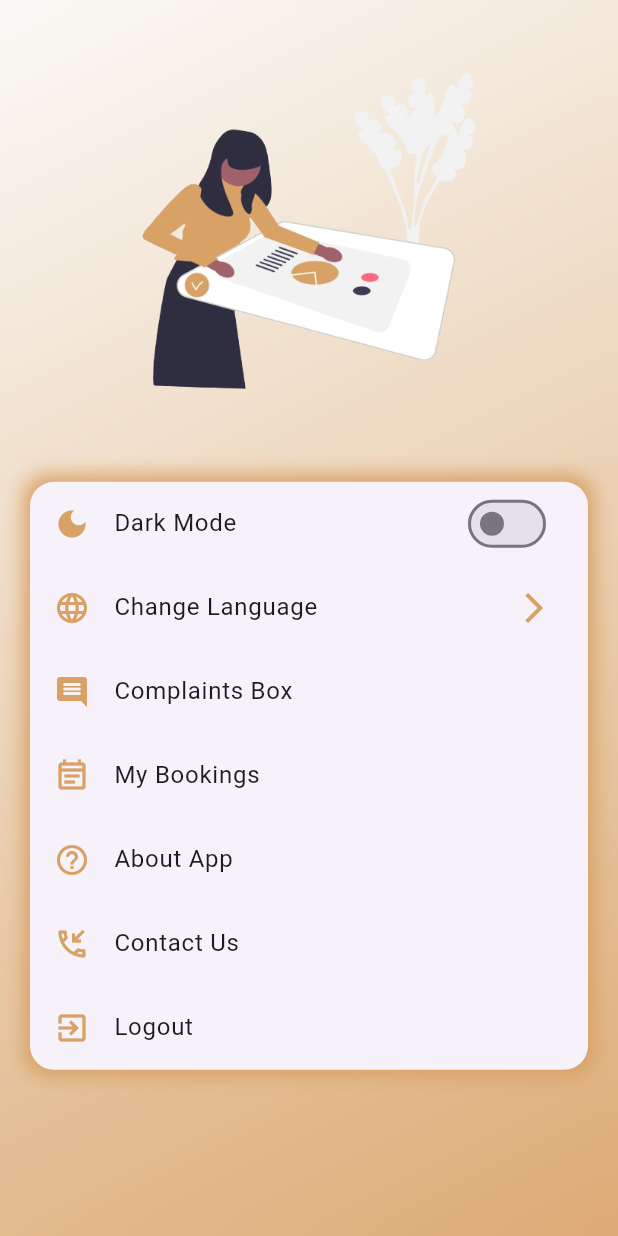
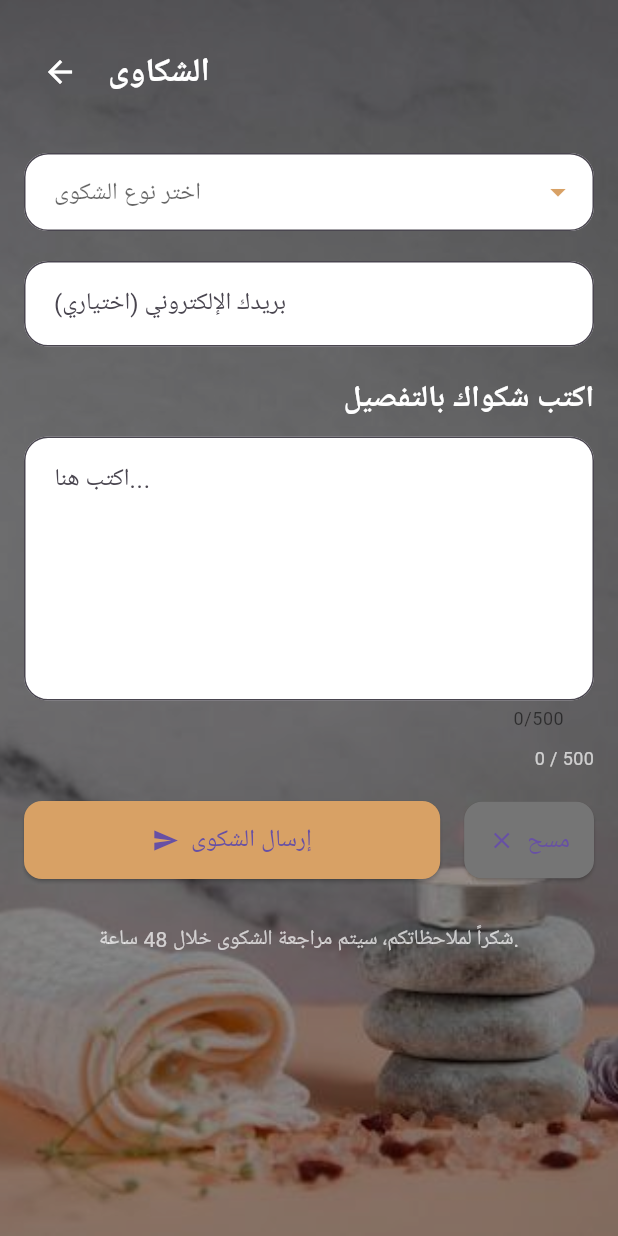
Before and after one commit to marialskal/plasma_project, a Flutter app: the SettingsPage screen opened directly, after a tap on "Complaints Box", on a phone screen of 412 x 824 dp. Run offline on Flutter 3.47's test engine with Material 3 defaults, Android fonts, the light colour scheme and no system bars; our stand-ins replace cloud_firestore, firebase_core, flutter_otp_text_field, get, shared_preferences; accounts and stored records are empty.

Commit message:
وصف التعديلات والملفات الجديدة اللي اضفتها

```diff
--- /dev/null
+++ b/lib/viwe/screen/box.dart
@@ -0,0 +1,283 @@
+
+import 'package:flutter/material.dart';
+import 'package:scholar_chat/core/constant/color.dart';
+
+class ComplaintPage extends StatefulWidget {
+  const ComplaintPage({ Key? key,});
+
+  @override
+  State<ComplaintPage> createState() => _ComplaintPageState();
+}
+
+class _ComplaintPageState extends State<ComplaintPage> {
+  final TextEditingController complaintController = TextEditingController();
+  final TextEditingController emailController = TextEditingController();
+
+  String? selectedComplaintType;
+  final List<String> complaintTypes = ['خدمة', 'منتج', 'دعم فني', 'أخرى'];
+
+  static const int maxComplaintLength = 500;
+
+  @override
+  void dispose() {
+    complaintController.dispose();
+    emailController.dispose();
+    super.dispose();
+  }
+
+  void clearAllFields() {
+    complaintController.clear();
+    emailController.clear();
+    setState(() {
+      selectedComplaintType = null;
+    });
+  }
+
+  void showSendConfirmationDialog() {
+    showDialog(
+      context: context,
+      builder: (context) => AlertDialog(
+        title: const Text('تأكيد الإرسال', textAlign: TextAlign.right),
+        content: const Text('هل أنت متأكد من إرسال الشكوى؟', textAlign: TextAlign.right),
+        actionsAlignment: MainAxisAlignment.spaceBetween,
+        actions: [
+          TextButton(
+            onPressed: () => Navigator.pop(context),
+            child: const Text('إلغاء'),
+          ),
+          TextButton(
+            onPressed: () {
+              Navigator.pop(context);
+              ScaffoldMessenger.of(context).showSnackBar(
+                const SnackBar(content: Text("تم إرسال الشكوى بنجاح")),
+              );
+              clearAllFields();
+            },
+            child: const Text('إرسال'),
+          ),
+        ],
+      ),
+    );
+  }
+
+  bool isValidEmail(String email) {
+    final emailRegex = RegExp(r'^[^@\s]+@[^@\s]+\.[^@\s]+$');
+    return emailRegex.hasMatch(email);
+  }
+
+  @override
+  Widget build(BuildContext context) {
+    return Scaffold(
+      body: Stack(
+        children: [
+
+          SizedBox.expand(
+            child: Image.asset(
+              'images/on1.jpg',
+              fit: BoxFit.cover,
+            ),
+          ),
+
+
+          Container(
+            color: Colors.black.withOpacity(0.4),
+          ),
+
+          SafeArea(
+            child: Padding(
+              padding: const EdgeInsets.symmetric(horizontal: 16, vertical: 24),
+              child: SingleChildScrollView(
+                child: Column(
+                  crossAxisAlignment: CrossAxisAlignment.stretch,
+                  children: [
+
+                    Row(
+                      mainAxisAlignment: MainAxisAlignment.start,
+                      children: const [
+                        BackButton(color: Colors.white),
+                        SizedBox(width: 8),
+                        Text(
+                          "الشكاوى",
+                          style: TextStyle(
+                            color: Colors.white,
+                            fontSize: 22,
+                            fontWeight: FontWeight.bold,
+                          ),
+                        ),
+                      ],
+                    ),
+                    const SizedBox(height: 30),
+
+                    DropdownButtonFormField<String>(
+                      value: selectedComplaintType,
+                      items: complaintTypes
+                          .map((type) => DropdownMenuItem(value: type, child: Text(type)))
+                          .toList(),
+                      onChanged: (val) {
+                        setState(() {
+                          selectedComplaintType = val;
+                        });
+                      },
+                      decoration: InputDecoration(
+                        filled: true,
+                        fillColor: Colors.white,
+                        contentPadding:
+                            const EdgeInsets.symmetric(horizontal: 16, vertical: 14),
+                        border: OutlineInputBorder(borderRadius: BorderRadius.circular(16)),
+                        hintText: 'اختر نوع الشكوى',
+                      ),
+                      dropdownColor: Colors.white,
+                      iconEnabledColor: AppColor.back,
+                    ),
+                    const SizedBox(height: 20),
+
+
+                    TextField(
+                      controller: emailController,
+                      keyboardType: TextInputType.emailAddress,
+                      style: const TextStyle(color: Colors.black),
+                      decoration: InputDecoration(
+                        hintText: "بريدك الإلكتروني (اختياري)",
+                        fillColor: Colors.white,
+                        filled: true,
+                        contentPadding: const EdgeInsets.all(16),
+                        border: OutlineInputBorder(
+                          borderRadius: BorderRadius.circular(16),
+                        ),
+                      ),
+                    ),
+                    const SizedBox(height: 20),
+
+                    const Align(
+                      alignment: Alignment.centerRight,
+                      child: Text(
+                        "اكتب شكواك بالتفصيل",
+                        style: TextStyle(
+                          fontSize: 20,
+                          fontWeight: FontWeight.bold,
+                          color: Colors.white,
+                        ),
+                      ),
+                    ),
+                    const SizedBox(height: 10),
+
+
+                    TextField(
+                      controller: complaintController,
+                      maxLines: null,
+                      minLines: 6,
+                      maxLength: maxComplaintLength,
+                      style: const TextStyle(color: Colors.black),
+                      decoration: InputDecoration(
+                        hintText: "اكتب هنا...",
+                        fillColor: Colors.white,
+                        filled: true,
+                        contentPadding: const EdgeInsets.all(16),
+                        border: OutlineInputBorder(
+                          borderRadius: BorderRadius.circular(16),
+                        ),
+                        focusedBorder: OutlineInputBorder(
+                          borderRadius: BorderRadius.circular(16),
+                          borderSide: BorderSide(color: AppColor.back, width: 2),
+                        ),
+                        counterStyle: const TextStyle(color: Colors.black54),
+                      ),
+                      onChanged: (value) {
+                        setState(() {});
+                      },
+                    ),
+
+                    const SizedBox(height: 10),
+
+                    Align(
+                      alignment: Alignment.centerRight,
+                      child: Text(
+                        '${complaintController.text.length} / $maxComplaintLength',
+                        style: const TextStyle(color: Colors.white70, fontSize: 12),
+                      ),
+                    ),
+
+                    const SizedBox(height: 20),
+
+                    Row(
+                      children: [
+                        Expanded(
+                          child: ElevatedButton.icon(
+                            onPressed: () {
+                              String complaint = complaintController.text.trim();
+                              String email = emailController.text.trim();
+
+                              if (selectedComplaintType == null) {
+                                ScaffoldMessenger.of(context).showSnackBar(
+                                  const SnackBar(content: Text("يرجى اختيار نوع الشكوى")),
+                                );
+                                return;
+                              }
+
+                              if (complaint.isEmpty) {
+                                ScaffoldMessenger.of(context).showSnackBar(
+                                  const SnackBar(content: Text("يرجى كتابة الشكوى قبل الإرسال")),
+                                );
+                                return;
+                              }
+
+                              if (email.isNotEmpty && !isValidEmail(email)) {
+                                ScaffoldMessenger.of(context).showSnackBar(
+                                  const SnackBar(content: Text("يرجى إدخال بريد إلكتروني صالح")),
+                                );
+                                return;
+                              }
+
+                              showSendConfirmationDialog();
+                            },
+                            icon: const Icon(Icons.send),
+                            label: const Text(
+                              "إرسال الشكوى",
+                              style: TextStyle(fontSize: 16),
+                            ),
+                            style: ElevatedButton.styleFrom(
+                              backgroundColor: AppColor.back,
+                              padding: const EdgeInsets.symmetric(vertical: 14),
+                              shape: RoundedRectangleBorder(
+                                borderRadius: BorderRadius.circular(12),
+                              ),
+                            ),
+                          ),
+                        ),
+                        const SizedBox(width: 16),
+                        // زر المسح
+                        ElevatedButton.icon(
+                          onPressed: clearAllFields,
+                          icon: const Icon(Icons.clear),
+                          label: const Text(
+                            "مسح",
+                            style: TextStyle(fontSize: 16),
+                          ),
+                          style: ElevatedButton.styleFrom(
+                            backgroundColor: Colors.grey[600],
+                            padding: const EdgeInsets.symmetric(vertical: 14, horizontal: 16),
+                            shape: RoundedRectangleBorder(
+                              borderRadius: BorderRadius.circular(12),
+                            ),
+                          ),
+                        ),
+                      ],
+                    ),
+                    const SizedBox(height: 30),
+
+                    // رسالة ختامية / توجيهية (اختياري)
+                    const Text(
+                      "شكراً لملاحظاتكم، سيتم مراجعة الشكوى خلال 48 ساعة.",
+                      textAlign: TextAlign.center,
+                      style: TextStyle(color: Colors.white70, fontSize: 14),
+                    ),
+                  ],
+                ),
+              ),
+            ),
+          ),
+        ],
+      ),
+    );
+  }
+}
--- a/lib/viwe/screen/chat.dart
+++ b/lib/viwe/screen/chat.dart
@@ -116,7 +116,7 @@ class _ChatScreenState extends State<ChatScreen> {
   @override
   Widget build(BuildContext context) {
     return Scaffold(
-      backgroundColor: AppColor.primaryColor,
+      backgroundColor: const Color.fromARGB(255, 243, 237, 220),
       appBar: AppBar(
         title: const Text('استشارتك'),
         backgroundColor: AppColor.back,
--- a/lib/viwe/screen/setting.dart
+++ b/lib/viwe/screen/setting.dart
@@ -4,6 +4,8 @@ import 'package:get/get.dart';
 import 'package:scholar_chat/core/constant/color.dart';
 import 'package:scholar_chat/provider/provider.dart';
 import 'package:provider/provider.dart';
+import 'package:scholar_chat/viwe/screen/about.dart';
+import 'package:scholar_chat/viwe/screen/box.dart';
 import 'package:scholar_chat/viwe/screen/mybooking.dart';
 import 'package:url_launcher/url_launcher.dart';
 
@@ -133,7 +135,12 @@ class _SettingsPageState extends State<SettingsPage> {
                         ListTile(
                           leading: Icon(Icons.comment_rounded, color: AppColor.back),
                           title: const Text("Complaints Box"),
-                          onTap: () {},
+                          onTap: () {
+                    Navigator.push(
+                      context,
+                      MaterialPageRoute(builder: (_) => const ComplaintPage()),
+                    );
+                  },
                         ),
                       ListTile(
                         leading: Icon(Icons.event_note_outlined, color: AppColor.back),
@@ -147,7 +154,12 @@ class _SettingsPageState extends State<SettingsPage> {
                         ListTile(
                           leading: Icon(Icons.help_outline_rounded, color: AppColor.back),
                           title: const Text("About App"),
-                          onTap: () {},
+                         onTap: () {
+                    Navigator.push(
+                      context,
+                      MaterialPageRoute(builder: (_) => const AboutAppPage()),
+                    );
+                  },
                         ),
                         ListTile(
                           leading: Icon(Icons.phone_callback_outlined, color: AppColor.back),
```
Also changed, not shown: lib/viwe/screen/about.dart (added, +132 -0 lines).
